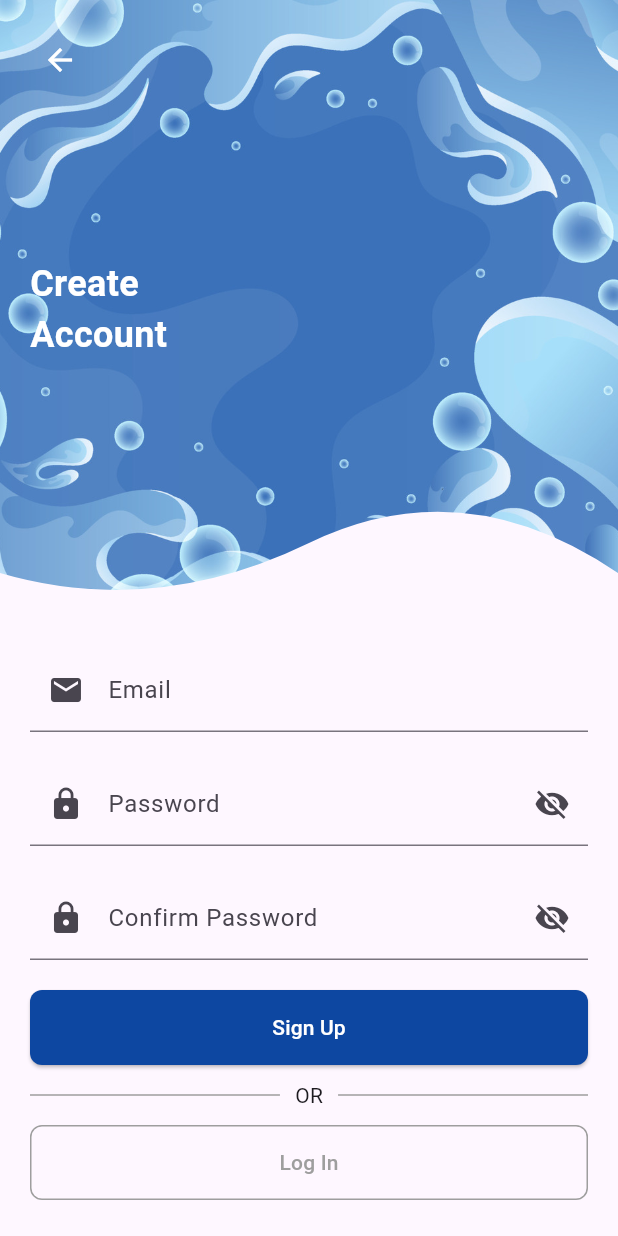
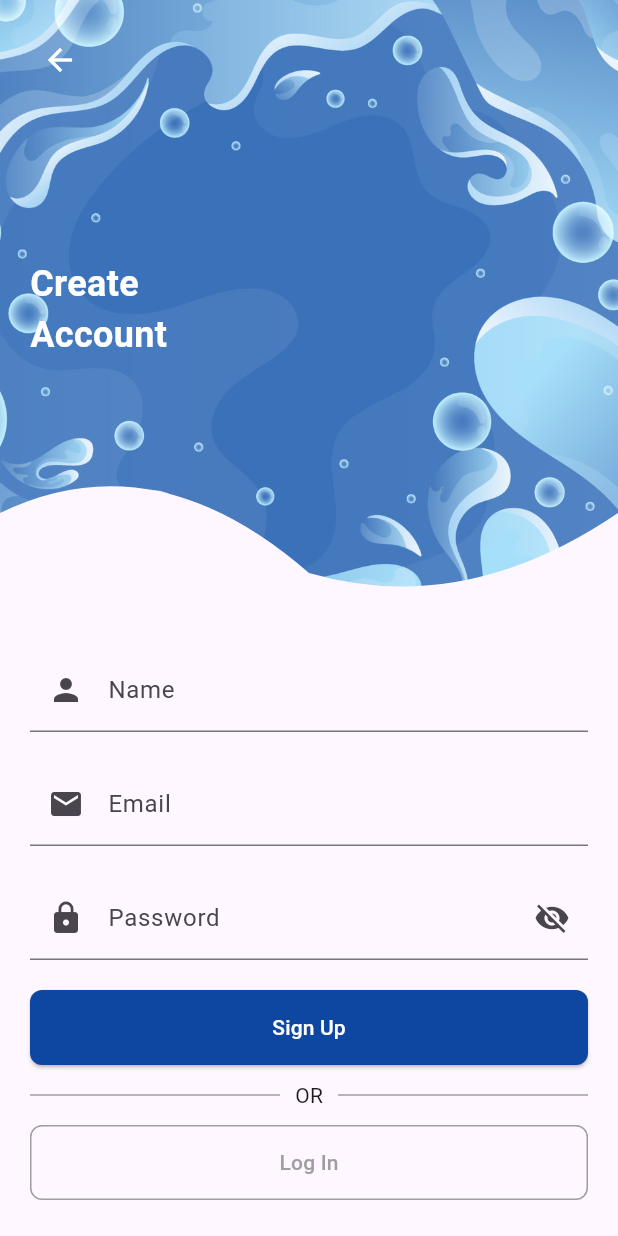
Before and after one commit to SaaammmyyyS/practice_flutter, a Flutter app: the screen it shows after launch, after a tap on "Sign Up", on a phone screen of 412 x 824 dp. Run offline on Flutter 3.47's test engine with Material 3 defaults, Android fonts, the phone set to English and light mode, and no system bars.

Commit message:
feat: Update SignUpScreen to include Name field
- Added a TextFormField for Name input with validation.
- Removed Confirm Password field for a simplified sign-up process.
- Updated controller references accordingly.

```diff
--- a/lib/home_screen.dart
+++ b/lib/home_screen.dart
@@ -23,6 +23,7 @@ class HomeScreen extends StatelessWidget {
             left: 16,
             right: 16,
             child: Column(
+              crossAxisAlignment: CrossAxisAlignment.start, // Align text to the left
               children: [
                 Text(
                   'Water Delivery',
@@ -31,12 +32,12 @@ class HomeScreen extends StatelessWidget {
                     fontSize: 24,
                     fontWeight: FontWeight.bold,
                   ),
-                  textAlign: TextAlign.center,
+                  textAlign: TextAlign.left,
                 ),
                 SizedBox(height: 8),
                 Text(
                   'We deliver water at any point of the Earth in 30 minutes',
-                  textAlign: TextAlign.center,
+                  textAlign: TextAlign.left,
                   style: TextStyle(
                     color: Colors.white,
                     fontSize: 16,
--- a/lib/login_page.dart
+++ b/lib/login_page.dart
@@ -32,7 +32,7 @@ class _LoginScreenState extends State<LoginScreen> {
         child: Column(
           children: [
             // WaveAppBar (half screen height)
-            WaveAppBar(height: MediaQuery.of(context).size.height * 0.5, firstText: 'Welcome', secondText: 'Back',),
+            WaveAppBar(height: MediaQuery.of(context).size.height * 0.5, firstText: 'Welcome', secondText: 'Back', useVariant1: true),
             Padding(
               padding: const EdgeInsets.all(20.0),
               child: Form(
--- a/lib/sign_up_screen.dart
+++ b/lib/sign_up_screen.dart
@@ -11,11 +11,10 @@ class SignUpScreen extends StatefulWidget {
 class _SignUpScreenState extends State<SignUpScreen> {
   final _formKey = GlobalKey<FormState>();
   bool _isPasswordVisible = false;
-  bool _isConfirmPasswordVisible = false;
   bool _isEmailValid = false;
+  final TextEditingController _nameController = TextEditingController();
   final TextEditingController _emailController = TextEditingController();
   final TextEditingController _passwordController = TextEditingController();
-  final TextEditingController _confirmPasswordController = TextEditingController();
 
   void _validateEmail(String value) {
     // Regular expression to check if email is valid
@@ -37,6 +36,7 @@ class _SignUpScreenState extends State<SignUpScreen> {
               height: MediaQuery.of(context).size.height * 0.5,
               firstText: 'Create',
               secondText: 'Account',
+              useVariant1: false,
             ),
             Padding(
               padding: const EdgeInsets.all(20.0),
@@ -45,6 +45,23 @@ class _SignUpScreenState extends State<SignUpScreen> {
                 child: Column(
                   crossAxisAlignment: CrossAxisAlignment.start,
                   children: [
+                    // Name TextField
+                    TextFormField(
+                      controller: _nameController,
+                      decoration: InputDecoration(
+                        labelText: 'Name',
+                        prefixIcon: const Icon(Icons.person),
+                        border: const UnderlineInputBorder(),
+                      ),
+                      validator: (value) {
+                        if (value == null || value.isEmpty) {
+                          return 'Please enter your name';
+                        }
+                        return null;
+                      },
+                    ),
+                    const SizedBox(height: 20),
+
                     // Email TextField
                     TextFormField(
                       controller: _emailController,
@@ -95,38 +112,6 @@ class _SignUpScreenState extends State<SignUpScreen> {
                           return 'Please enter your password';
                         } else if (value.length < 6) {
                           return 'Password must be at least 6 characters long';
-                        }
-                        return null;
-                      },
-                    ),
-                    const SizedBox(height: 20),
-
-                    // Confirm Password TextField
-                    TextFormField(
-                      controller: _confirmPasswordController,
-                      obscureText: !_isConfirmPasswordVisible,
-                      decoration: InputDecoration(
-                        labelText: 'Confirm Password',
-                        prefixIcon: const Icon(Icons.lock),
-                        suffixIcon: IconButton(
-                          icon: Icon(
-                            _isConfirmPasswordVisible
-                                ? Icons.visibility
-                                : Icons.visibility_off,
-                          ),
-                          onPressed: () {
-                            setState(() {
-                              _isConfirmPasswordVisible = !_isConfirmPasswordVisible;
-                            });
-                          },
-                        ),
-                        border: const UnderlineInputBorder(),
-                      ),
-                      validator: (value) {
-                        if (value == null || value.isEmpty) {
-                          return 'Please confirm your password';
-                        } else if (value != _passwordController.text) {
-                          return 'Passwords do not match';
                         }
                         return null;
                       },
--- a/lib/wave_app_bar.dart
+++ b/lib/wave_app_bar.dart
@@ -2,20 +2,22 @@ import 'package:flutter/material.dart';
 
 class WaveAppBar extends StatelessWidget {
   final double height;
-  final String firstText; // Add parameter for the first text
-  final String secondText; // Add parameter for the second text
+  final String firstText;
+  final String secondText;
+  final bool useVariant1; // Flag to choose the clipper variant
 
   const WaveAppBar({
     super.key,
     required this.height,
-    required this.firstText, // Initialize the first text
-    required this.secondText, // Initialize the second text
+    required this.firstText,
+    required this.secondText,
+    this.useVariant1 = true, // Choose variant 1 by default
   });
 
   @override
   Widget build(BuildContext context) {
     return ClipPath(
-      clipper: WaveClipper(),
+      clipper: useVariant1 ? WaveClipperVariant1() : WaveClipperVariant2(),
       child: Container(
         height: height,
         decoration: const BoxDecoration(
@@ -71,7 +73,7 @@ class WaveAppBar extends StatelessWidget {
   }
 }
 
-class WaveClipper extends CustomClipper<Path> {
+class WaveClipperVariant1 extends CustomClipper<Path> {
   @override
   Path getClip(Size size) {
     var path = Path();
@@ -93,3 +95,26 @@ class WaveClipper extends CustomClipper<Path> {
   @override
   bool shouldReclip(CustomClipper<Path> oldClipper) => false;
 }
+
+class WaveClipperVariant2 extends CustomClipper<Path> {
+  @override
+  Path getClip(Size size) {
+    var path = Path();
+    path.lineTo(0.0, size.height - 70); // Start lower to create a curve from top to bottom
+
+    var firstControlPoint = Offset(size.width / 4, size.height - 120); // Control point higher than the start
+    var firstEndPoint = Offset(size.width / 2, size.height - 30); // Dip lower
+    path.quadraticBezierTo(firstControlPoint.dx, firstControlPoint.dy, firstEndPoint.dx, firstEndPoint.dy);
+
+    var secondControlPoint = Offset(size.width * 3 / 4, size.height); // Rise back up
+    var secondEndPoint = Offset(size.width, size.height - 70); // End higher
+    path.quadraticBezierTo(secondControlPoint.dx, secondControlPoint.dy, secondEndPoint.dx, secondEndPoint.dy);
+
+    path.lineTo(size.width, 0.0);
+    path.close();
+    return path;
+  }
+
+  @override
+  bool shouldReclip(CustomClipper<Path> oldClipper) => false;
+}
```
